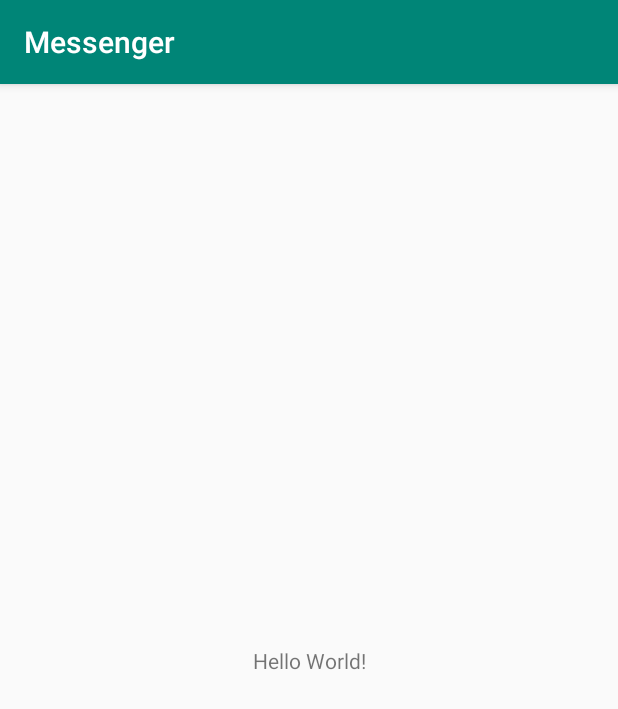
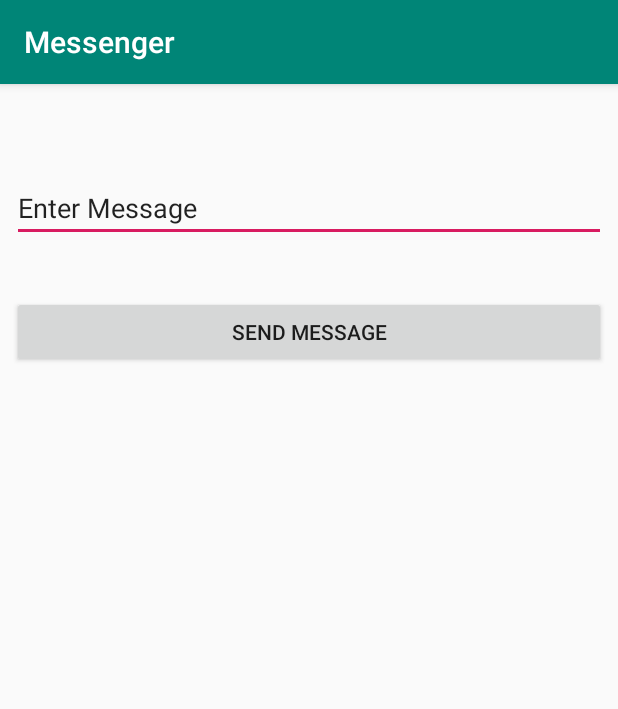
Before and after one commit to AlphaMustang/androidStopwatch, an Android app: the screen it shows after launch (MainActivity), on a phone screen of 412 x 824 dp. Shown: the top 709 px of the screen. Run offline under Robolectric (Android 15) with nearby library versions, the phone set to English and light mode, and no system bars.

Commit message:
Added a text box to collect input, and added android:onClick to the button so that when it is clicked, a little message is displayed in the textbox on the bottom of the screen.

```diff
--- a/app/src/main/AndroidManifest.xml
+++ b/app/src/main/AndroidManifest.xml
@@ -1,6 +1,6 @@
 <?xml version="1.0" encoding="utf-8"?>
 <manifest xmlns:android="http://schemas.android.com/apk/res/android"
-    package="com.example.messenger" >
+    package="com.example.messenger">
 
     <application
         android:allowBackup="true"
@@ -8,8 +8,8 @@
         android:label="@string/app_name"
         android:roundIcon="@mipmap/ic_launcher_round"
         android:supportsRtl="true"
-        android:theme="@style/AppTheme" >
-        <activity android:name=".MainActivity" >
+        android:theme="@style/AppTheme">
+        <activity android:name=".MainActivity">
             <intent-filter>
                 <action android:name="android.intent.action.MAIN" />
 
--- a/app/src/main/res/layout/activity_main.xml
+++ b/app/src/main/res/layout/activity_main.xml
@@ -1,19 +1,47 @@
 <?xml version="1.0" encoding="utf-8"?>
-<android.support.constraint.ConstraintLayout
-    xmlns:android="http://schemas.android.com/apk/res/android"
+<android.support.constraint.ConstraintLayout xmlns:android="http://schemas.android.com/apk/res/android"
+    xmlns:app="http://schemas.android.com/apk/res-auto"
     xmlns:tools="http://schemas.android.com/tools"
-    xmlns:app="http://schemas.android.com/apk/res-auto"
     android:layout_width="match_parent"
     android:layout_height="match_parent"
     tools:context=".MainActivity">
 
-    <TextView
-        android:layout_width="wrap_content"
+    <Button
+        android:id="@+id/button"
+        android:layout_width="match_parent"
         android:layout_height="wrap_content"
-        android:text="Hello World!"
-        app:layout_constraintBottom_toBottomOf="parent"
-        app:layout_constraintLeft_toLeftOf="parent"
-        app:layout_constraintRight_toRightOf="parent"
+        android:layout_marginStart="8dp"
+        android:layout_marginTop="36dp"
+        android:layout_marginEnd="8dp"
+        android:text="@string/submitMessageButton"
+        android:onClick="onSendMessage"
+        app:layout_constraintEnd_toEndOf="parent"
+        app:layout_constraintHorizontal_bias="0.498"
+        app:layout_constraintStart_toStartOf="parent"
+        app:layout_constraintTop_toBottomOf="@+id/editText" />
+
+    <EditText
+        android:id="@+id/editText"
+        android:layout_width="match_parent"
+        android:layout_height="wrap_content"
+        android:layout_marginStart="8dp"
+        android:layout_marginTop="60dp"
+        android:layout_marginEnd="8dp"
+        android:ems="10"
+        android:inputType="textPersonName"
+        android:text="@string/textBox"
+        app:layout_constraintEnd_toEndOf="parent"
+        app:layout_constraintStart_toStartOf="parent"
         app:layout_constraintTop_toTopOf="parent" />
 
+    <TextView
+        android:id="@+id/textView1"
+        android:layout_width="match_parent"
+        android:layout_height="wrap_content"
+        android:layout_marginStart="8dp"
+        android:layout_marginEnd="8dp"
+        android:text=""
+        app:layout_constraintBottom_toBottomOf="parent"
+        app:layout_constraintEnd_toEndOf="parent"
+        app:layout_constraintStart_toStartOf="parent" />
 </android.support.constraint.ConstraintLayout>
--- a/app/src/main/res/mipmap-anydpi-v26/ic_launcher.xml
+++ b/app/src/main/res/mipmap-anydpi-v26/ic_launcher.xml
@@ -1,5 +1,5 @@
 <?xml version="1.0" encoding="utf-8"?>
 <adaptive-icon xmlns:android="http://schemas.android.com/apk/res/android">
-    <background android:drawable="@drawable/ic_launcher_background"/>
-    <foreground android:drawable="@drawable/ic_launcher_foreground"/>
+    <background android:drawable="@drawable/ic_launcher_background" />
+    <foreground android:drawable="@drawable/ic_launcher_foreground" />
 </adaptive-icon>
--- a/app/src/main/res/mipmap-anydpi-v26/ic_launcher_round.xml
+++ b/app/src/main/res/mipmap-anydpi-v26/ic_launcher_round.xml
@@ -1,5 +1,5 @@
 <?xml version="1.0" encoding="utf-8"?>
 <adaptive-icon xmlns:android="http://schemas.android.com/apk/res/android">
-    <background android:drawable="@drawable/ic_launcher_background"/>
-    <foreground android:drawable="@drawable/ic_launcher_foreground"/>
+    <background android:drawable="@drawable/ic_launcher_background" />
+    <foreground android:drawable="@drawable/ic_launcher_foreground" />
 </adaptive-icon>
--- a/app/src/main/res/values/strings.xml
+++ b/app/src/main/res/values/strings.xml
@@ -1,3 +1,5 @@
 <resources>
     <string name="app_name">Messenger</string>
+    <string name="textBox">Enter Message</string>
+    <string name="submitMessageButton">Send Message</string>
 </resources>
--- a/gradle.properties
+++ b/gradle.properties
@@ -1,16 +1,12 @@
 # Project-wide Gradle settings.
-
 # IDE (e.g. Android Studio) users:
 # Gradle settings configured through the IDE *will override*
 # any settings specified in this file.
-
 # For more details on how to configure your build environment visit
 # http://www.gradle.org/docs/current/userguide/build_environment.html
-
 # Specifies the JVM arguments used for the daemon process.
 # The setting is particularly useful for tweaking memory settings.
 org.gradle.jvmargs=-Xmx1536m
-
 # When configured, Gradle will run in incubating parallel mode.
 # This option should only be used with decoupled projects. More details, visit
 # http://www.gradle.org/docs/current/userguide/multi_project_builds.html#sec:decoupled_projects
```
Also changed, not shown: app/src/main/java/com/example/messenger/MainActivity.java (+7 -0 lines), app/src/main/res/drawable-v24/ic_launcher_foreground.xml (+6 -6 lines), app/src/main/res/drawable/ic_launcher_background.xml (+166 -70 lines).
